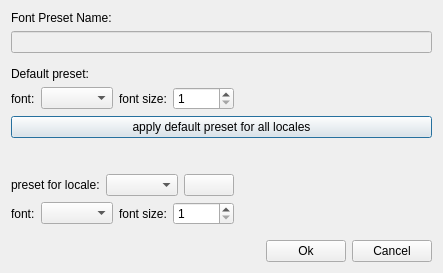
Above: Tools/QuickEd/UI/TableEditorDialog.ui from xaoctech/dava.engine before the change. Below: the same form after it.
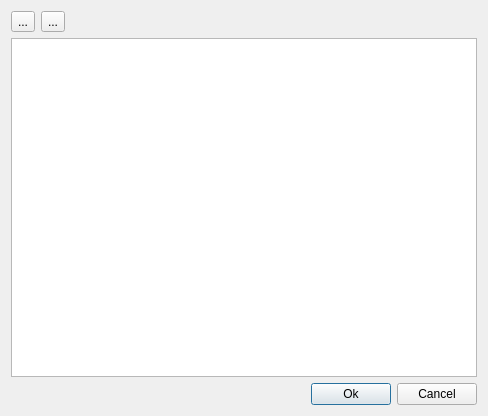
That is the form after the change.

The edit to the form file:
```diff
--- a/Tools/QuickEd/UI/TableEditorDialog.ui
+++ b/Tools/QuickEd/UI/TableEditorDialog.ui
@@ -6,60 +6,20 @@
    <rect>
     <x>0</x>
     <y>0</y>
-    <width>443</width>
-    <height>273</height>
+    <width>488</width>
+    <height>416</height>
    </rect>
   </property>
   <property name="windowTitle">
    <string>Edit Font</string>
   </property>
   <layout class="QVBoxLayout" name="verticalLayout">
-   <item>
-    <widget class="QLabel" name="label_currentPresetName">
-     <property name="text">
-      <string>Font Preset Name:</string>
-     </property>
-     <property name="buddy">
-      <cstring>lineEdit_currentFontPresetName</cstring>
-     </property>
-    </widget>
-   </item>
-   <item>
-    <widget class="QLineEdit" name="lineEdit_currentFontPresetName">
-     <property name="enabled">
-      <bool>false</bool>
-     </property>
-     <property name="readOnly">
-      <bool>true</bool>
-     </property>
-    </widget>
-   </item>
-   <item>
-    <spacer name="verticalSpacer_2">
-     <property name="orientation">
-      <enum>Qt::Vertical</enum>
-     </property>
-     <property name="sizeHint" stdset="0">
-      <size>
-       <width>20</width>
-       <height>40</height>
-      </size>
-     </property>
-    </spacer>
-   </item>
-   <item>
-    <widget class="QLabel" name="label">
-     <property name="text">
-      <string>Default preset:</string>
-     </property>
-    </widget>
-   </item>
    <item>
     <layout class="QHBoxLayout" name="horizontalLayout">
      <item>
-      <widget class="QLabel" name="label_2">
+      <widget class="QToolButton" name="addButton">
        <property name="text">
-        <string>font:</string>
+        <string>...</string>
        </property>
        <property name="buddy">
         <cstring>comboBox_defaultFont</cstring>
@@ -67,25 +27,9 @@
       </widget>
      </item>
      <item>
-      <widget class="QComboBox" name="comboBox_defaultFont"/>
-     </item>
-     <item>
-      <widget class="QLabel" name="label_3">
+      <widget class="QToolButton" name="removeButton">
        <property name="text">
-        <string>font size:</string>
-       </property>
-       <property name="buddy">
-        <cstring>spinBox_defaultFontSize</cstring>
-       </property>
-      </widget>
-     </item>
-     <item>
-      <widget class="QSpinBox" name="spinBox_defaultFontSize">
-       <property name="minimum">
-        <number>1</number>
-       </property>
-       <property name="maximum">
-        <number>10000</number>
+        <string>...</string>
        </property>
       </widget>
      </item>
@@ -105,118 +49,7 @@
     </layout>
    </item>
    <item>
-    <widget class="QPushButton" name="pushButton_applyDefaultToAllLocales">
-     <property name="text">
-      <string>apply default preset for all locales</string>
-     </property>
-    </widget>
-   </item>
-   <item>
-    <spacer name="verticalSpacer">
-     <property name="orientation">
-      <enum>Qt::Vertical</enum>
-     </property>
-     <property name="sizeType">
-      <enum>QSizePolicy::Fixed</enum>
-     </property>
-     <property name="sizeHint" stdset="0">
-      <size>
-       <width>20</width>
-       <height>30</height>
-      </size>
-     </property>
-    </spacer>
-   </item>
-   <item>
-    <layout class="QGridLayout" name="gridLayout">
-     <item row="0" column="0">
-      <layout class="QHBoxLayout" name="horizontalLayout_2">
-       <item>
-        <widget class="QLabel" name="label_4">
-         <property name="text">
-          <string>preset for locale:</string>
-         </property>
-         <property name="buddy">
-          <cstring>comboBox_locale</cstring>
-         </property>
-        </widget>
-       </item>
-       <item>
-        <widget class="QComboBox" name="comboBox_locale"/>
-       </item>
-       <item>
-        <widget class="QPushButton" name="pushButton_resetLocale">
-         <property name="text">
-          <string/>
-         </property>
-        </widget>
-       </item>
-      </layout>
-     </item>
-     <item row="1" column="0">
-      <layout class="QHBoxLayout" name="horizontalLayout_3">
-       <item>
-        <widget class="QLabel" name="label_5">
-         <property name="text">
-          <string>font:</string>
-         </property>
-         <property name="buddy">
-          <cstring>comboBox_localizedFont</cstring>
-         </property>
-        </widget>
-       </item>
-       <item>
-        <widget class="QComboBox" name="comboBox_localizedFont"/>
-       </item>
-       <item>
-        <widget class="QLabel" name="label_6">
-         <property name="text">
-          <string>font size:</string>
-         </property>
-         <property name="buddy">
-          <cstring>spinBox_localizedFontSize</cstring>
-         </property>
-        </widget>
-       </item>
-       <item>
-        <widget class="QSpinBox" name="spinBox_localizedFontSize">
-         <property name="minimum">
-          <number>1</number>
-         </property>
-         <property name="maximum">
-          <number>10000</number>
-         </property>
-        </widget>
-       </item>
-      </layout>
-     </item>
-     <item row="0" column="1" rowspan="2">
-      <spacer name="horizontalSpacer_2">
-       <property name="orientation">
-        <enum>Qt::Horizontal</enum>
-       </property>
-       <property name="sizeHint" stdset="0">
-        <size>
-         <width>40</width>
-         <height>20</height>
-        </size>
-       </property>
-      </spacer>
-     </item>
-    </layout>
-   </item>
-   <item>
-    <spacer name="verticalSpacer_3">
-     <property name="orientation">
-      <enum>Qt::Vertical</enum>
-     </property>
-     <property name="sizeHint" stdset="0">
-      <size>
-       <width>20</width>
-       <height>40</height>
-      </size>
-     </property>
-    </spacer>
+    <widget class="QTableView" name="tableView"/>
    </item>
    <item>
     <layout class="QHBoxLayout" name="horizontalLayout_4">
```
Left out of the diff: 5 changed lines with no effect on the pictures.
